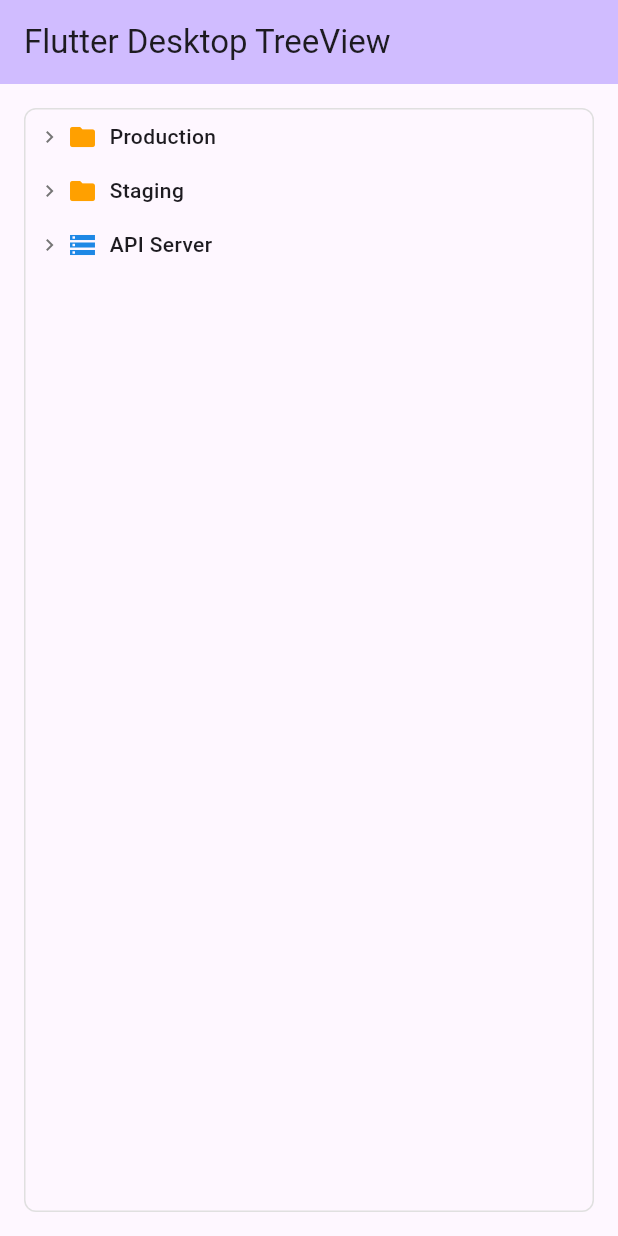
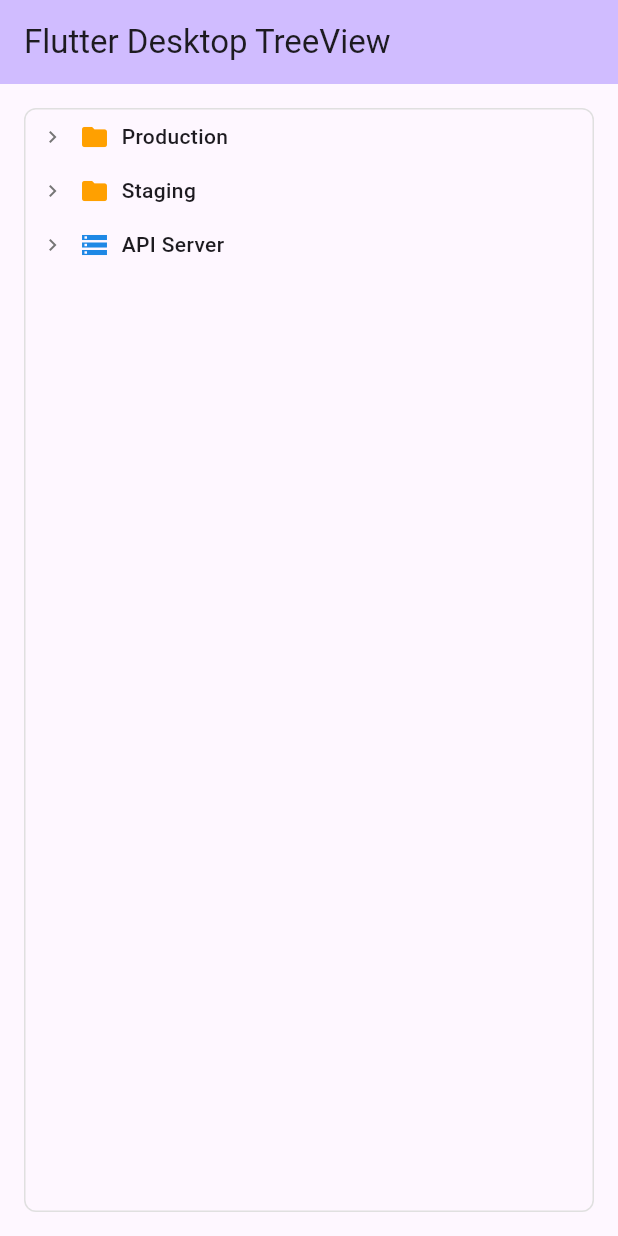
Before and after one commit to kihyun1998/flutter_folder_view, a Flutter app: the screen it shows after launch, on a phone screen of 412 x 824 dp. Run offline on Flutter 3.47's test engine with Material 3 defaults, Android fonts, the phone set to English and light mode, and no system bars.

Commit message:
위젯 개선

```diff
--- a/lib/widgets/tree_view/tree_view.dart
+++ b/lib/widgets/tree_view/tree_view.dart
@@ -24,8 +24,15 @@ class TreeView extends StatefulWidget {
 }
 
 class _TreeViewState extends State<TreeView> {
-  // 각 노드의 확장 상태를 저장하는 맵
   final Map<String, bool> _expandedNodes = {};
+
+  static const double _arrowIconWidth = 20.0;
+  static const double _iconSize = 20.0;
+  static const double _iconSpacing = 8.0;
+  static const double _horizontalPadding = 8.0;
+  static const double _verticalPadding = 4.0;
+  static const double _rightMargin = 8.0;
+  static const double _contentHorizontalPadding = 8.0; // 추가: 컨텐츠 내부 여유 공간
 
   @override
   void initState() {
@@ -33,7 +40,6 @@ class _TreeViewState extends State<TreeView> {
     _initializeExpandedStates(widget.rootNodes);
   }
 
-  // 모든 노드의 초기 확장 상태를 false로 설정
   void _initializeExpandedStates(List<TreeNode> nodes) {
     for (var node in nodes) {
       if (node is Folder || node is Node) {
@@ -45,7 +51,6 @@ class _TreeViewState extends State<TreeView> {
     }
   }
 
-  // 노드의 확장 상태 토글
   void _toggleExpansion(String nodeId) {
     setState(() {
       _expandedNodes[nodeId] = !(_expandedNodes[nodeId] ?? false);
@@ -68,25 +73,113 @@ class _TreeViewState extends State<TreeView> {
     );
   }
 
-  // 재귀적으로 트리 노드를 빌드
   Widget _buildTreeNode(TreeNode node, int depth) {
-    final isExpanded = _expandedNodes[node.id] ?? false;
-    final indent = widget.indentSize * depth;
-
     if (node is Folder) {
-      return _buildFolderNode(node, depth, isExpanded, indent);
+      return _buildFolderNode(node, depth);
     } else if (node is Node) {
-      return _buildNodeItem(node, depth, isExpanded, indent);
+      return _buildNodeItem(node, depth);
     } else if (node is Account) {
-      return _buildAccountItem(node, depth, indent);
+      return _buildAccountItem(node, depth);
     }
-
     return const SizedBox.shrink();
   }
 
-  // 폴더 노드 빌드
-  Widget _buildFolderNode(
-      Folder folder, int depth, bool isExpanded, double indent) {
+  Widget _buildExpandableItemLayout({
+    required int depth,
+    required Widget arrowIcon,
+    required Widget mainIcon,
+    required String text,
+    required TextStyle textStyle,
+    VoidCallback? onTap,
+  }) {
+    final indent = widget.indentSize * depth;
+
+    return Padding(
+      padding: EdgeInsets.only(left: indent),
+      child: Container(
+        padding: const EdgeInsets.symmetric(
+          horizontal: _horizontalPadding,
+          vertical: _verticalPadding,
+        ),
+        child: Row(
+          mainAxisSize: MainAxisSize.min,
+          children: [
+            SizedBox(
+              width: _arrowIconWidth,
+              child: arrowIcon,
+            ),
+            CustomInkwell(
+              onTap: onTap,
+              borderRadius: BorderRadius.circular(4),
+              child: Padding(
+                padding: EdgeInsets.symmetric(
+                  vertical: widget.nodeSpacing,
+                  horizontal: _contentHorizontalPadding, // 수정: 추가 패딩
+                ),
+                child: Row(
+                  mainAxisSize: MainAxisSize.min,
+                  children: [
+                    mainIcon,
+                    SizedBox(width: _iconSpacing),
+                    Text(text, style: textStyle),
+                  ],
+                ),
+              ),
+            ),
+          ],
+        ),
+      ),
+    );
+  }
+
+  Widget _buildAccountItemLayout({
+    required int depth,
+    required Widget mainIcon,
+    required String text,
+    required TextStyle textStyle,
+    VoidCallback? onDoubleTap,
+    VoidCallback? onRightClick,
+  }) {
+    final indent = widget.indentSize * depth;
+
+    return Padding(
+      padding: EdgeInsets.only(left: indent),
+      child: Container(
+        padding: const EdgeInsets.symmetric(
+          horizontal: _horizontalPadding,
+          vertical: _verticalPadding,
+        ),
+        child: Row(
+          mainAxisSize: MainAxisSize.min,
+          children: [
+            const SizedBox(width: _arrowIconWidth),
+            CustomInkwell(
+              onDoubleTap: onDoubleTap,
+              onRightClick: onRightClick,
+              borderRadius: BorderRadius.circular(4),
+              child: Padding(
+                padding: EdgeInsets.symmetric(
+                  vertical: widget.nodeSpacing,
+                  horizontal: _contentHorizontalPadding, // 수정: 추가 패딩
+                ),
+                child: Row(
+                  mainAxisSize: MainAxisSize.min,
+                  children: [
+                    mainIcon,
+                    SizedBox(width: _iconSpacing),
+                    Text(text, style: textStyle),
+                  ],
+                ),
+              ),
+            ),
+          ],
+        ),
+      ),
+    );
+  }
+
+  Widget _buildFolderNode(Folder folder, int depth) {
+    final isExpanded = _expandedNodes[folder.id] ?? false;
     final children = folder.children.isEmpty
         ? <Widget>[]
         : folder.children
@@ -94,27 +187,12 @@ class _TreeViewState extends State<TreeView> {
             .map((child) => _buildTreeNode(child, depth + 1))
             .toList();
 
-    return Padding(
-      padding: EdgeInsets.only(left: indent),
-      child: Column(
+    return Column(
       crossAxisAlignment: CrossAxisAlignment.start,
       children: [
-          // 폴더 헤더를 Container로 감싸서 content-sized width 적용
-          Container(
-            padding: const EdgeInsets.symmetric(horizontal: 8, vertical: 4),
-            decoration: BoxDecoration(
-              borderRadius: BorderRadius.circular(4),
-              color: Colors.transparent,
-            ),
-            child: InkWell(
-              onTap: () => _toggleExpansion(folder.id),
-              borderRadius: BorderRadius.circular(4),
-              child: Padding(
-                padding: EdgeInsets.symmetric(vertical: widget.nodeSpacing),
-                child: Row(
-                  mainAxisSize: MainAxisSize.min, // 핵심: 컨텐츠 크기에 맞춤
-                  children: [
-                    RotationTransition(
+        _buildExpandableItemLayout(
+          depth: depth,
+          arrowIcon: RotationTransition(
             turns: AlwaysStoppedAnimation(isExpanded ? 0.25 : 0.0),
             child: Icon(
               Icons.keyboard_arrow_right,
@@ -122,35 +200,25 @@ class _TreeViewState extends State<TreeView> {
               color: Colors.grey.shade600,
             ),
           ),
-                    const SizedBox(width: 4),
-                    Icon(
+          mainIcon: Icon(
             isExpanded ? Icons.folder_open : Icons.folder,
             color: Colors.amber.shade700,
-                      size: 20,
+            size: _iconSize,
           ),
-                    const SizedBox(width: 8),
-                    Text(
-                      folder.name,
-                      style: const TextStyle(
+          text: folder.name,
+          textStyle: const TextStyle(
             fontWeight: FontWeight.w500,
             fontSize: 14,
           ),
+          onTap: () => _toggleExpansion(folder.id),
         ),
-                    const SizedBox(width: 8), // 오른쪽 여백
-                  ],
-                ),
-              ),
-            ),
-          ),
-          // 자식 노드들
         if (isExpanded) ...children,
       ],
-      ),
     );
   }
 
-  // 노드 아이템 빌드
-  Widget _buildNodeItem(Node node, int depth, bool isExpanded, double indent) {
+  Widget _buildNodeItem(Node node, int depth) {
+    final isExpanded = _expandedNodes[node.id] ?? false;
     final children = node.children.isEmpty
         ? <Widget>[]
         : node.children
@@ -158,27 +226,12 @@ class _TreeViewState extends State<TreeView> {
             .map((child) => _buildTreeNode(child, depth + 1))
             .toList();
 
-    return Padding(
-      padding: EdgeInsets.only(left: indent),
-      child: Column(
+    return Column(
       crossAxisAlignment: CrossAxisAlignment.start,
       children: [
-          // 노드 헤더를 Container로 감싸서 content-sized width 적용
-          Container(
-            padding: const EdgeInsets.symmetric(horizontal: 8, vertical: 4),
-            decoration: BoxDecoration(
-              borderRadius: BorderRadius.circular(4),
-              color: Colors.transparent,
-            ),
-            child: InkWell(
-              onTap: () => _toggleExpansion(node.id),
-              borderRadius: BorderRadius.circular(4),
-              child: Padding(
-                padding: EdgeInsets.symmetric(vertical: widget.nodeSpacing),
-                child: Row(
-                  mainAxisSize: MainAxisSize.min, // 핵심: 컨텐츠 크기에 맞춤
-                  children: [
-                    RotationTransition(
+        _buildExpandableItemLayout(
+          depth: depth,
+          arrowIcon: RotationTransition(
             turns: AlwaysStoppedAnimation(isExpanded ? 0.25 : 0.0),
             child: Icon(
               Icons.keyboard_arrow_right,
@@ -186,71 +239,35 @@ class _TreeViewState extends State<TreeView> {
               color: Colors.grey.shade600,
             ),
           ),
-                    const SizedBox(width: 4),
-                    Icon(
+          mainIcon: Icon(
             isExpanded ? Icons.dns : Icons.storage,
             color: Colors.blue.shade600,
-                      size: 20,
+            size: _iconSize,
           ),
-                    const SizedBox(width: 8),
-                    Text(
-                      node.name,
-                      style: const TextStyle(
+          text: node.name,
+          textStyle: const TextStyle(
             fontWeight: FontWeight.w500,
             fontSize: 14,
           ),
+          onTap: () => _toggleExpansion(node.id),
         ),
-                    const SizedBox(width: 8), // 오른쪽 여백
-                  ],
-                ),
-              ),
-            ),
-          ),
-          // 자식 노드들
         if (isExpanded) ...children,
       ],
-      ),
     );
   }
 
-  // 계정 아이템 빌드 (리프 노드, 클릭 이벤트 있음)
-  Widget _buildAccountItem(Account account, int depth, double indent) {
-    return Padding(
-      padding: EdgeInsets.only(left: indent),
-      child: Container(
-        padding: const EdgeInsets.symmetric(horizontal: 8, vertical: 4),
-        decoration: BoxDecoration(
-          borderRadius: BorderRadius.circular(4),
-          color: Colors.transparent,
+  Widget _buildAccountItem(Account account, int depth) {
+    return _buildAccountItemLayout(
+      depth: depth,
+      mainIcon: Icon(
+        Icons.account_circle,
+        color: Colors.green.shade600,
+        size: _iconSize,
       ),
-        child: CustomInkwell(
+      text: account.name,
+      textStyle: const TextStyle(fontSize: 14),
       onDoubleTap: () => widget.onAccountDoubleClick?.call(account),
       onRightClick: () => widget.onAccountRightClick?.call(account),
-          borderRadius: BorderRadius.circular(4),
-          child: Padding(
-            padding: EdgeInsets.symmetric(vertical: widget.nodeSpacing),
-            child: Row(
-              mainAxisSize: MainAxisSize.min, // 핵심: 컨텐츠 크기에 맞춤
-              children: [
-                const SizedBox(width: 8),
-                Icon(
-                  Icons.account_circle,
-                  color: Colors.green.shade600,
-                  size: 20,
-                ),
-                const SizedBox(width: 8),
-                Text(
-                  account.name,
-                  style: const TextStyle(
-                    fontSize: 14,
-                  ),
-                ),
-                const SizedBox(width: 8), // 오른쪽 여백
-              ],
-            ),
-          ),
-        ),
-      ),
     );
   }
 }
```
Also changed, not shown: 1 other file. Lines whose indentation alone changed are shown as unchanged.
